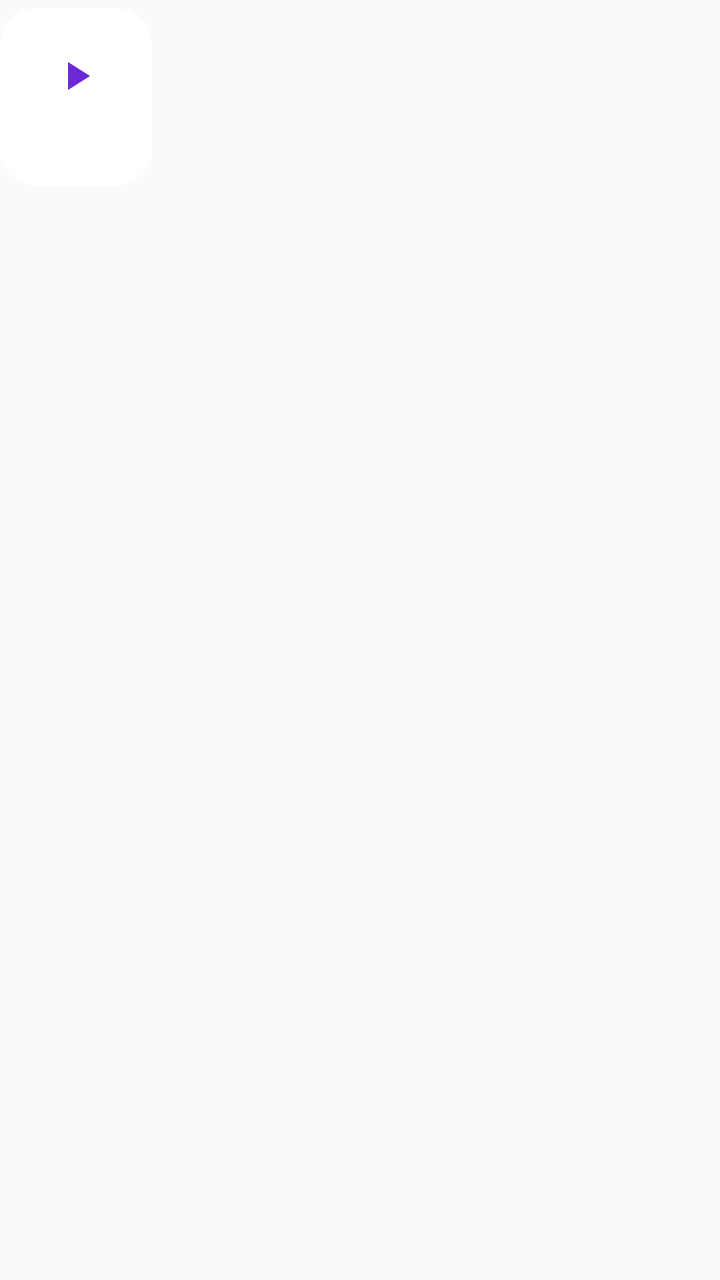
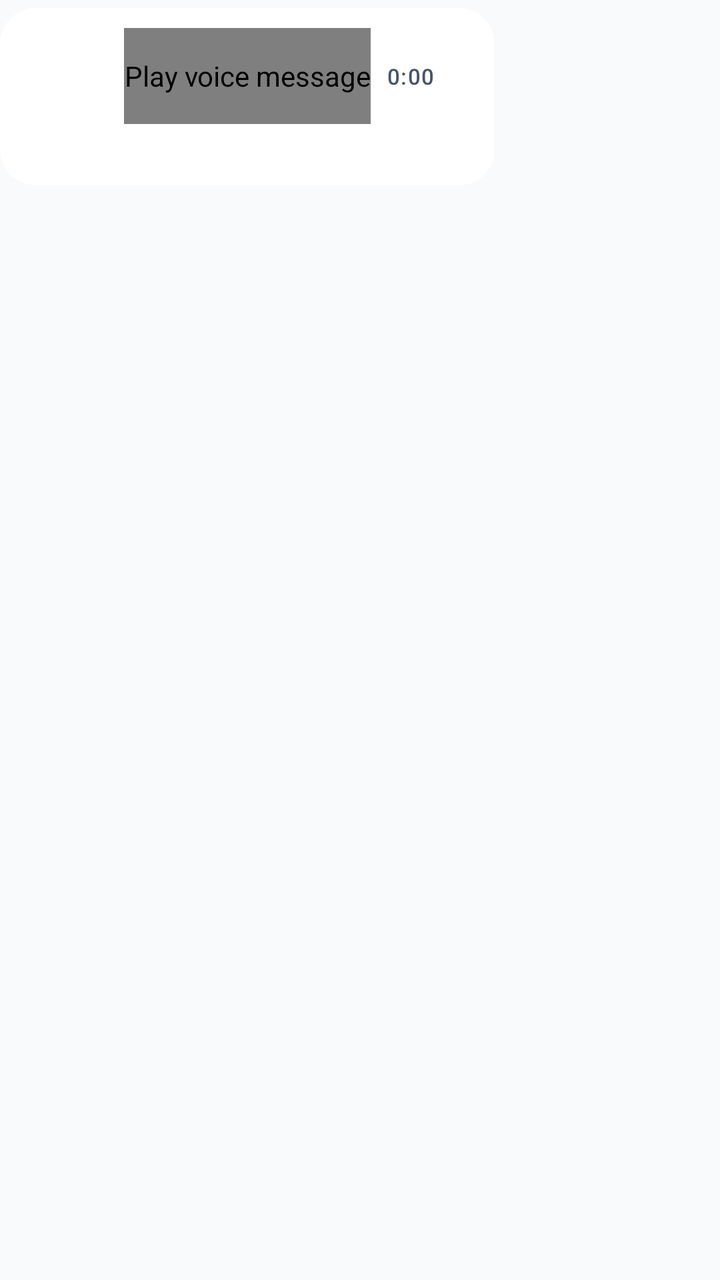

Compare the two renders of this Android layout. The source of the first and the diff that turns it into the second are given below.
<!-- AndroidManifest.xml: application theme Theme.NexaChat -->
<!-- res/layout/item_message_audio_incoming.xml -->
<?xml version="1.0" encoding="utf-8"?>
<androidx.constraintlayout.widget.ConstraintLayout xmlns:android="http://schemas.android.com/apk/res/android"
    xmlns:app="http://schemas.android.com/apk/res-auto"
    android:layout_width="match_parent"
    android:layout_height="wrap_content"
    android:paddingVertical="@dimen/space_xs">
    <LinearLayout
        android:id="@+id/bubbleContainer"
        android:layout_width="wrap_content"
        android:layout_height="wrap_content"
        android:background="@drawable/bg_message_bubble"
        android:backgroundTint="@color/bubble_other"
        android:maxWidth="@dimen/bubble_max_width"
        android:orientation="vertical"
        android:paddingHorizontal="14dp"
        android:paddingVertical="10dp"
        app:layout_constraintEnd_toEndOf="parent"
        app:layout_constraintHorizontal_bias="0"
        app:layout_constraintStart_toStartOf="parent"
        app:layout_constraintTop_toTopOf="parent">
        <TextView android:id="@+id/senderName" android:layout_width="wrap_content" android:layout_height="wrap_content" android:textAppearance="?attr/textAppearanceLabelSmall" android:textColor="?attr/colorPrimary" android:textStyle="bold" android:visibility="gone"/>
        <include android:id="@+id/replyQuote" layout="@layout/include_message_reply_quote" android:visibility="gone"/>
        <TextView android:id="@+id/messageBody" android:layout_width="wrap_content" android:layout_height="wrap_content" android:textAppearance="?attr/textAppearanceBodyMedium" android:textColor="?attr/colorOnSurface" android:visibility="gone"/>
        <ImageView android:id="@+id/messageImage" android:layout_width="220dp" android:layout_height="160dp" android:contentDescription="@string/cd_open_attachment" android:scaleType="centerCrop" android:visibility="gone"/>
        <ImageButton android:id="@+id/playButton" android:layout_width="@dimen/min_touch_target" android:layout_height="@dimen/min_touch_target" android:background="?attr/selectableItemBackgroundBorderless" android:contentDescription="@string/cd_open_attachment" android:src="@drawable/ic_play_arrow" app:tint="?attr/colorPrimary" android:visibility="visible"/>
        <TextView android:id="@+id/fileName" android:layout_width="wrap_content" android:layout_height="wrap_content" android:drawableStart="@drawable/ic_description" android:drawablePadding="10dp" android:drawableTint="?attr/colorPrimary" android:gravity="center_vertical" android:textAppearance="?attr/textAppearanceBodyMedium" android:textColor="?attr/colorOnSurface" android:visibility="gone"/>
        <TextView android:id="@+id/systemLabel" android:layout_width="wrap_content" android:layout_height="wrap_content" android:textAppearance="?attr/textAppearanceBodySmall" android:textColor="?attr/colorOnSurfaceVariant" android:visibility="gone"/>
        <include android:id="@+id/bubbleMeta" layout="@layout/include_message_bubble_meta"/>
        <include android:id="@+id/reactionsRow" layout="@layout/include_message_reactions_row"/>
    </LinearLayout>
</androidx.constraintlayout.widget.ConstraintLayout>
<!-- res/layout/include_message_reply_quote.xml (included above) -->
<?xml version="1.0" encoding="utf-8"?>
<LinearLayout xmlns:android="http://schemas.android.com/apk/res/android"
    android:layout_width="match_parent"
    android:layout_height="wrap_content"
    android:background="@drawable/bg_reply_quote"
    android:orientation="vertical"
    android:padding="@dimen/space_sm">
    <TextView android:id="@+id/replyAuthor" android:layout_width="wrap_content" android:layout_height="wrap_content" android:textAppearance="?attr/textAppearanceLabelSmall" android:textColor="?attr/colorPrimary" android:textStyle="bold"/>
    <TextView android:id="@+id/replySnippet" android:layout_width="wrap_content" android:layout_height="wrap_content" android:ellipsize="end" android:maxLines="2" android:textAppearance="?attr/textAppearanceBodySmall" android:textColor="?attr/colorOnSurfaceVariant"/>
</LinearLayout>
<!-- res/layout/include_message_bubble_meta.xml (included above) -->
<?xml version="1.0" encoding="utf-8"?>
<LinearLayout xmlns:android="http://schemas.android.com/apk/res/android"
    xmlns:app="http://schemas.android.com/apk/res-auto"
    android:id="@+id/bubbleMetaRow"
    android:layout_width="wrap_content"
    android:layout_height="wrap_content"
    android:layout_gravity="end"
    android:layout_marginTop="2dp"
    android:gravity="center_vertical"
    android:orientation="horizontal">

    <TextView
        android:id="@+id/editedLabel"
        android:layout_width="wrap_content"
        android:layout_height="wrap_content"
        android:layout_marginEnd="@dimen/space_xs"
        android:textAppearance="?attr/textAppearanceLabelSmall"
        android:textColor="?attr/colorOnSurfaceVariant"
        android:textStyle="italic"
        android:visibility="gone" />

    <TextView
        android:id="@+id/timeLabel"
        android:layout_width="wrap_content"
        android:layout_height="wrap_content"
        android:textAppearance="?attr/textAppearanceLabelSmall"
        android:textColor="?attr/colorOnSurfaceVariant" />

    <ProgressBar
        android:id="@+id/sendingProgress"
        style="?android:attr/progressBarStyleSmall"
        android:layout_width="14dp"
        android:layout_height="14dp"
        android:layout_marginStart="@dimen/space_xs"
        android:visibility="gone" />

    <ImageView
        android:id="@+id/deliveryIcon"
        android:layout_width="14dp"
        android:layout_height="14dp"
        android:layout_marginStart="@dimen/space_xs"
        android:contentDescription="@string/cd_delivered"
        android:visibility="gone"
        app:tint="?attr/colorOnSurfaceVariant" />

    <TextView
        android:id="@+id/deliveryStatusText"
        android:layout_width="wrap_content"
        android:layout_height="wrap_content"
        android:layout_marginStart="@dimen/space_xs"
        android:textAppearance="?attr/textAppearanceLabelSmall"
        android:textColor="?attr/colorOnSurfaceVariant"
        android:visibility="gone" />
</LinearLayout>
<!-- res/layout/include_message_reactions_row.xml (included above) -->
<?xml version="1.0" encoding="utf-8"?>
<com.google.android.material.chip.ChipGroup xmlns:android="http://schemas.android.com/apk/res/android"
    xmlns:app="http://schemas.android.com/apk/res-auto"
    android:id="@+id/reactionChipGroup"
    android:layout_width="wrap_content"
    android:layout_height="wrap_content"
    android:layout_marginTop="@dimen/space_xs"
    app:singleLine="true" />
<!-- resources referenced by this layout -->
<resources>
  <color name="bubble_other">#FFFFFFFF</color>
  <dimen name="bubble_max_width">280dp</dimen>
  <dimen name="min_touch_target">48dp</dimen>
  <dimen name="space_sm">8dp</dimen>
  <dimen name="space_xs">4dp</dimen>
  <string name="cd_delivered">Delivered</string>
  <string name="cd_open_attachment">Open attachment</string>
  <style name="Theme.NexaChat" parent="Theme.NexaChat.Views" />
  <color name="colorPrimary">@color/brand_indigo</color>
  <color name="colorOnPrimary">#FFFFFFFF</color>
  <color name="colorPrimaryContainer">@color/brand_indigo_container</color>
  <color name="colorOnPrimaryContainer">@color/brand_on_indigo_container</color>
  <color name="colorSecondary">@color/slate_secondary</color>
  <color name="colorOnSecondary">#FFFFFFFF</color>
  <color name="colorSecondaryContainer">@color/slate_secondary_container</color>
  <color name="colorOnSecondaryContainer">@color/slate_on_secondary_container</color>
  <color name="colorTertiary">@color/tertiary_sky</color>
  <color name="colorOnTertiary">#FFFFFFFF</color>
  <color name="colorTertiaryContainer">@color/tertiary_sky_container</color>
  <color name="colorOnTertiaryContainer">@color/tertiary_on_sky_container</color>
  <color name="colorError">@color/error_red</color>
  <color name="colorOnError">#FFFFFFFF</color>
  <color name="colorErrorContainer">@color/error_container_light</color>
  <color name="colorOnErrorContainer">@color/on_error_container_light</color>
  <color name="colorBackground">@color/background_light</color>
  <color name="colorOnBackground">@color/text_primary_light</color>
  <color name="colorSurface">@color/surface_light</color>
  <color name="colorOnSurface">@color/text_primary_light</color>
  <color name="colorSurfaceVariant">@color/surface_variant_light</color>
  <color name="surface_container_low_light">#FFF8FAFC</color>
  <color name="surface_container_light">#FFF1F5F9</color>
  <color name="surface_container_high_light">#FFE2E8F0</color>
  <color name="colorOnSurfaceVariant">@color/text_secondary_light</color>
  <color name="colorOutline">@color/slate_border</color>
  <color name="colorOutlineVariant">@color/slate_divider</color>
  <style name="TextAppearance.NexaChat.TitleSmall" parent="TextAppearance.Material3.TitleSmall" />
  <style name="TextAppearance.NexaChat.BodyLarge" parent="TextAppearance.Material3.BodyLarge" />
  <style name="TextAppearance.NexaChat.BodyMedium" parent="TextAppearance.Material3.BodyMedium" />
  <style name="TextAppearance.NexaChat.BodySmall" parent="TextAppearance.Material3.BodySmall" />
  <style name="TextAppearance.NexaChat.LabelLarge" parent="TextAppearance.Material3.LabelLarge" />
  <style name="TextAppearance.NexaChat.LabelSmall" parent="TextAppearance.Material3.LabelSmall" />
  <color name="brand_indigo">#FF6D28D9</color>
  <color name="brand_indigo_container">#FFEDE9FE</color>
  <color name="brand_on_indigo_container">#FF2E1065</color>
  <color name="slate_secondary">#FF505F76</color>
  <color name="slate_secondary_container">#FFD0E1FB</color>
  <color name="slate_on_secondary_container">#FF1D283A</color>
  <color name="tertiary_sky">#FF0EA5E9</color>
  <color name="tertiary_sky_container">#FFBAE6FD</color>
  <color name="tertiary_on_sky_container">#FF0369A1</color>
  <color name="error_red">#FFBA1A1A</color>
  <color name="error_container_light">#FFFFDAD6</color>
  <color name="on_error_container_light">#FF93000A</color>
  <color name="background_light">#FFF8FAFC</color>
  <color name="text_primary_light">#FF0F172A</color>
  <color name="surface_light">#FFFFFFFF</color>
  <color name="surface_variant_light">#FFF1F5F9</color>
  <color name="text_secondary_light">#FF475569</color>
  <color name="slate_border">#FFCBD5E1</color>
  <color name="slate_divider">#FFE2E8F0</color>
  <dimen name="corner_sm">8dp</dimen>
  <dimen name="corner_md">12dp</dimen>
  <dimen name="corner_lg">16dp</dimen>
  <!-- unchanged entries left out for length: 15 -->
</resources>

<!-- the commit's change to res/layout/item_message_audio_incoming.xml (unified diff, before → after) -->
@@ -22,7 +22,7 @@
         <include android:id="@+id/replyQuote" layout="@layout/include_message_reply_quote" android:visibility="gone"/>
         <TextView android:id="@+id/messageBody" android:layout_width="wrap_content" android:layout_height="wrap_content" android:textAppearance="?attr/textAppearanceBodyMedium" android:textColor="?attr/colorOnSurface" android:visibility="gone"/>
         <ImageView android:id="@+id/messageImage" android:layout_width="220dp" android:layout_height="160dp" android:contentDescription="@string/cd_open_attachment" android:scaleType="centerCrop" android:visibility="gone"/>
-        <ImageButton android:id="@+id/playButton" android:layout_width="@dimen/min_touch_target" android:layout_height="@dimen/min_touch_target" android:background="?attr/selectableItemBackgroundBorderless" android:contentDescription="@string/cd_open_attachment" android:src="@drawable/ic_play_arrow" app:tint="?attr/colorPrimary" android:visibility="visible"/>
+        <include layout="@layout/include_message_voice_player" />
         <TextView android:id="@+id/fileName" android:layout_width="wrap_content" android:layout_height="wrap_content" android:drawableStart="@drawable/ic_description" android:drawablePadding="10dp" android:drawableTint="?attr/colorPrimary" android:gravity="center_vertical" android:textAppearance="?attr/textAppearanceBodyMedium" android:textColor="?attr/colorOnSurface" android:visibility="gone"/>
         <TextView android:id="@+id/systemLabel" android:layout_width="wrap_content" android:layout_height="wrap_content" android:textAppearance="?attr/textAppearanceBodySmall" android:textColor="?attr/colorOnSurfaceVariant" android:visibility="gone"/>
         <include android:id="@+id/bubbleMeta" layout="@layout/include_message_bubble_meta"/>
@@ -39,6 +39,53 @@
     android:padding="@dimen/space_sm">
     <TextView android:id="@+id/replyAuthor" android:layout_width="wrap_content" android:layout_height="wrap_content" android:textAppearance="?attr/textAppearanceLabelSmall" android:textColor="?attr/colorPrimary" android:textStyle="bold"/>
     <TextView android:id="@+id/replySnippet" android:layout_width="wrap_content" android:layout_height="wrap_content" android:ellipsize="end" android:maxLines="2" android:textAppearance="?attr/textAppearanceBodySmall" android:textColor="?attr/colorOnSurfaceVariant"/>
+</LinearLayout>
+<!-- res/layout/include_message_voice_player.xml (included above) -->
+<?xml version="1.0" encoding="utf-8"?>
+<LinearLayout xmlns:android="http://schemas.android.com/apk/res/android"
+    android:id="@+id/voicePlayerRoot"
+    android:layout_width="wrap_content"
+    android:layout_height="wrap_content"
+    android:minWidth="216dp"
+    android:gravity="center_vertical"
+    android:orientation="horizontal">
+
+    <ImageButton
+        android:id="@+id/voicePlayButton"
+        android:layout_width="48dp"
+        android:layout_height="48dp"
+        android:background="?attr/selectableItemBackgroundBorderless"
+        android:contentDescription="@string/voice_play"
+        android:padding="12dp"
+        android:src="@drawable/ic_play_arrow" />
+
+    <com.nexachat.feature.chat.voice.WaveformView
+        android:id="@+id/voiceWaveform"
+        android:layout_width="0dp"
+        android:layout_height="48dp"
+        android:layout_weight="1"
+        android:contentDescription="@string/voice_play"
+        android:minWidth="96dp" />
+
+    <TextView
+        android:id="@+id/voiceDuration"
+        android:layout_width="wrap_content"
+        android:layout_height="wrap_content"
+        android:layout_marginStart="8dp"
+        android:maxLines="1"
+        android:minWidth="40dp"
+        android:text="@string/voice_zero_duration"
+        android:textAppearance="?attr/textAppearanceLabelSmall"
+        android:textColor="?attr/colorOnSurfaceVariant" />
+
+    <ImageButton
+        android:id="@+id/playButton"
+        android:layout_width="48dp"
+        android:layout_height="48dp"
+        android:background="?attr/selectableItemBackgroundBorderless"
+        android:contentDescription="@string/cd_open_attachment"
+        android:src="@drawable/ic_play_arrow"
+        android:visibility="gone" />
 </LinearLayout>
 <!-- res/layout/include_message_bubble_meta.xml (included above) -->
 <?xml version="1.0" encoding="utf-8"?>
<!-- resource entries referenced after the edit -->
@@ -7,6 +7,8 @@
   <dimen name="space_xs">4dp</dimen>
   <string name="cd_delivered">Delivered</string>
   <string name="cd_open_attachment">Open attachment</string>
+  <string name="voice_play">Play voice message</string>
+  <string name="voice_zero_duration">0:00</string>
   <style name="Theme.NexaChat" parent="Theme.NexaChat.Views" />
   <color name="colorPrimary">@color/brand_indigo</color>
   <color name="colorOnPrimary">#FFFFFFFF</color>
